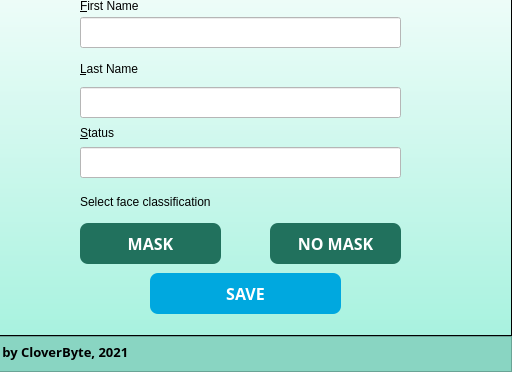
First picture: the form in register.ui, repository marcryangil/facemaskdetection, before the edit; both pictures show x 430 to 942 and y 123 to 495 of the 942 by 495 pixel window.
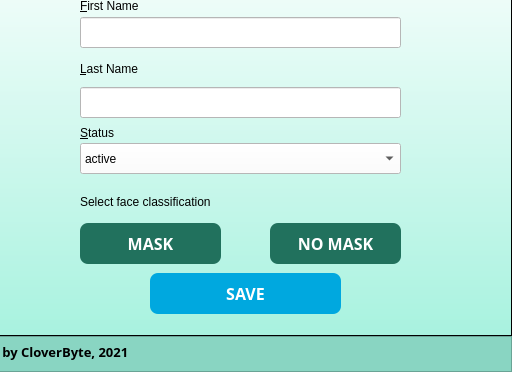
Second picture: the form after the edit. Icons and pictures are not drawn.

Diff of the .ui file:
```diff
--- a/register.ui
+++ b/register.ui
@@ -163,7 +163,7 @@
         <string>&amp;Status</string>
        </property>
        <property name="buddy">
-        <cstring>line_status</cstring>
+        <cstring>comboBox_status</cstring>
        </property>
       </widget>
       <widget class="QLabel" name="label_4">
@@ -381,19 +381,6 @@
         <string notr="true">background-color: rgb(255, 255, 255);</string>
        </property>
       </widget>
-      <widget class="QLineEdit" name="line_status">
-       <property name="geometry">
-        <rect>
-         <x>510</x>
-         <y>234</y>
-         <width>321</width>
-         <height>31</height>
-        </rect>
-       </property>
-       <property name="styleSheet">
-        <string notr="true">background-color: rgb(255, 255, 255);</string>
-       </property>
-      </widget>
       <widget class="QPushButton" name="btn_back">
        <property name="geometry">
         <rect>
@@ -472,6 +459,34 @@
         <string>REGISTER</string>
        </property>
       </widget>
+      <widget class="QComboBox" name="comboBox_status">
+       <property name="geometry">
+        <rect>
+         <x>510</x>
+         <y>230</y>
+         <width>321</width>
+         <height>31</height>
+        </rect>
+       </property>
+       <property name="styleSheet">
+        <string notr="true">color: rgb(0,0,0);
+background-color: rgb(255,255,255);
+</string>
+       </property>
+       <property name="currentText">
+        <string>active</string>
+       </property>
+       <item>
+        <property name="text">
+         <string extracomment="Select">active</string>
+        </property>
+       </item>
+       <item>
+        <property name="text">
+         <string>inactive</string>
+        </property>
+       </item>
+      </widget>
      </widget>
     </item>
     <item>
```
Left out of the diff: 3 changed lines with no effect on the pictures.
